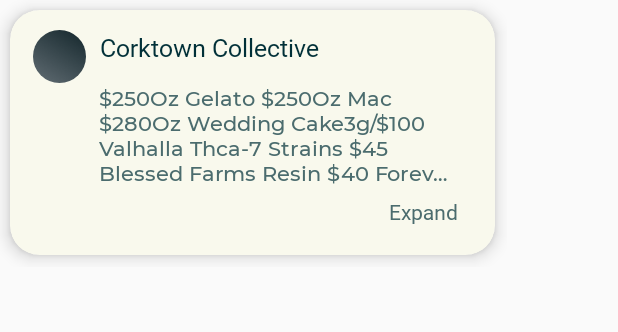
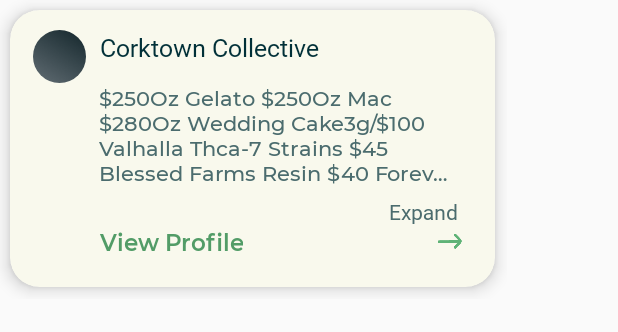
Before and after one commit to Daniel-Jefferson/dbc-android, an Android app: the layout lyt_deals.xml on its own in the app's theme, with its tools: preview values and no code run, on a phone screen of 412 x 824 dp. Shown: the top 332 px of the screen. Run offline under Robolectric (Android 15) with nearby library versions, the light colour scheme and no system bars; plain views replace ExpandableTextView, RoundedImageView; network calls fail.

Commit message:
update deals screen

```diff
--- a/app/src/main/res/layout/lyt_deals.xml
+++ b/app/src/main/res/layout/lyt_deals.xml
@@ -25,8 +25,11 @@
             android:paddingBottom="@dimen/_15sdp">
 
             <LinearLayout
+                android:id="@+id/lyt_deal"
                 android:layout_width="match_parent"
                 android:layout_height="wrap_content"
+                android:clickable="true"
+                android:focusable="true"
                 android:orientation="vertical">
 
                 <LinearLayout
@@ -90,6 +93,30 @@
                     android:text="@string/expand"
                     android:textColor="@color/blue_70"
                     android:textSize="@dimen/_11ssp" />
+
+                <RelativeLayout
+                    android:id="@+id/rl_profile_view"
+                    android:layout_width="match_parent"
+                    android:layout_height="wrap_content"
+                    android:layout_marginStart="@dimen/_34sdp">
+
+                    <TextView
+                        android:id="@+id/tv_redeem"
+                        style="@style/AppTheme.Widget.TextView.SemiBold"
+                        android:layout_centerVertical="true"
+                        android:text="@string/view_profile"
+                        android:textColor="@color/green_47"
+                        android:textSize="@dimen/_12sdp" />
+
+                    <ImageView
+                        android:id="@+id/iv_arrow"
+                        android:layout_width="wrap_content"
+                        android:layout_height="wrap_content"
+                        android:layout_alignParentEnd="true"
+                        android:layout_centerVertical="true"
+                        android:layout_marginEnd="@dimen/_5sdp"
+                        android:src="@drawable/arrow_green" />
+                </RelativeLayout>
             </LinearLayout>
 
         </RelativeLayout>
--- a/app/src/main/res/values/strings.xml
+++ b/app/src/main/res/values/strings.xml
@@ -149,4 +149,5 @@
     <string name="expand">Expand</string>
     <string name="collapse">Collapse</string>
     <string name="your_next_joint_could_be_on">Your next joint could be on:</string>
+    <string name="view_profile">View Profile</string>
 </resources>
```
Also changed, not shown: app/src/main/java/com/app/budsbank/adapters/DealsAdapter.java (+30 -13 lines).
